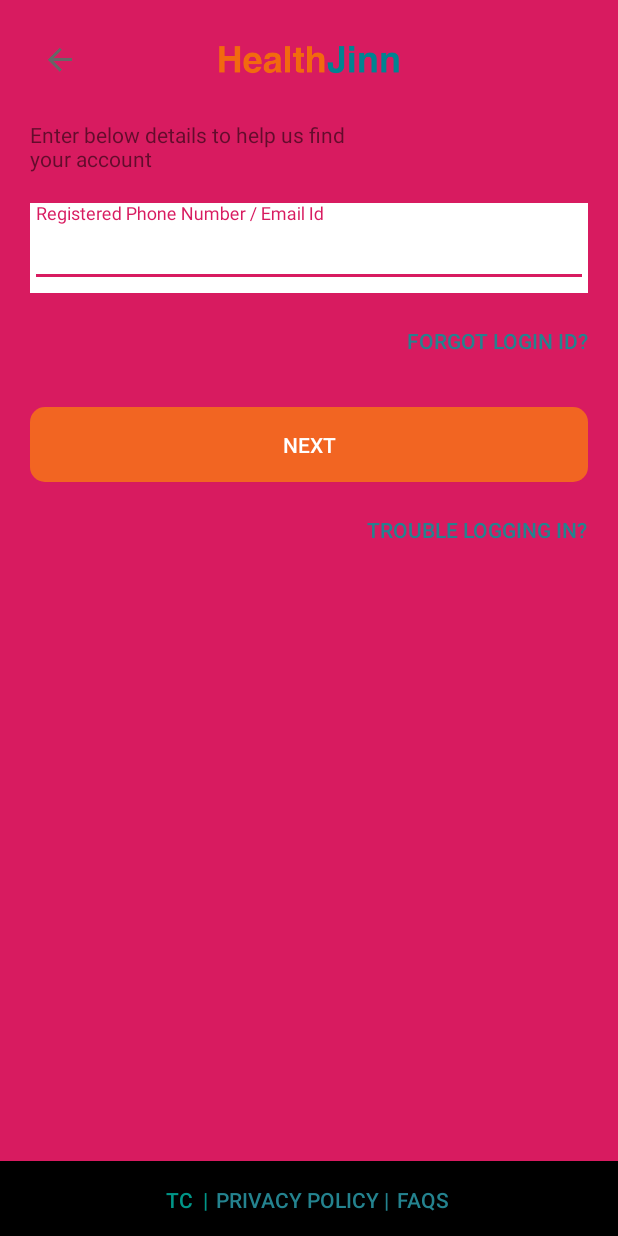
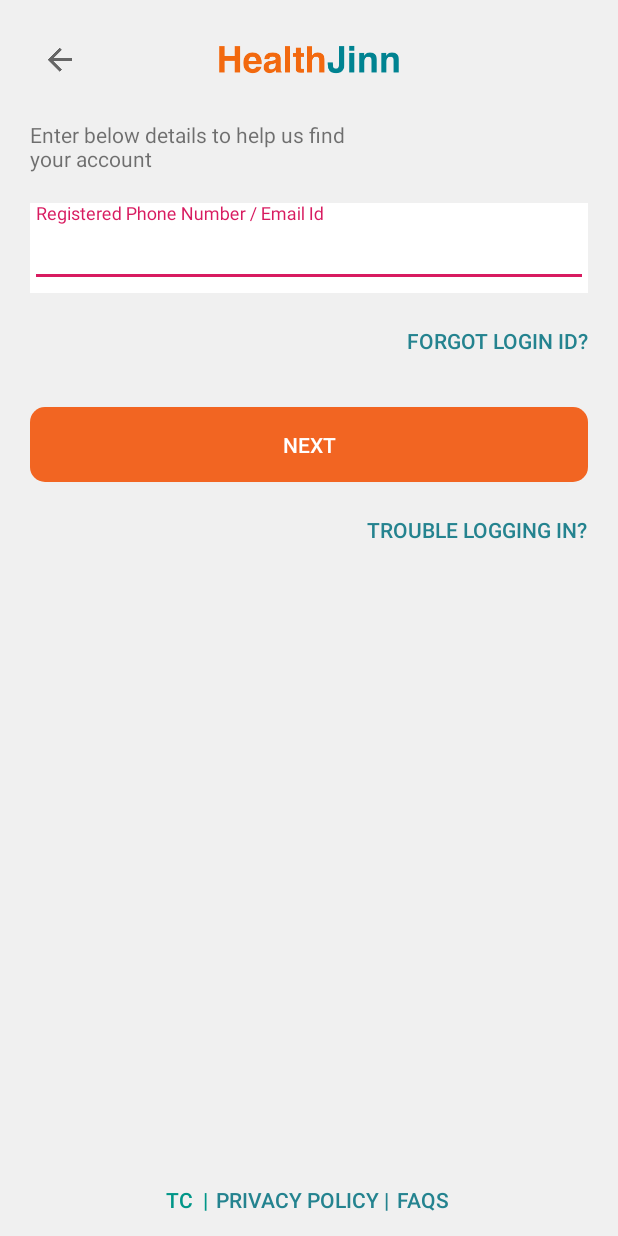
Before and after one commit to puneetKumarIos/AndroidDemo, an Android app: the fragment ForgotPasswordFrg shown on its own in the app's theme, on a phone screen of 412 x 824 dp. Run offline under Robolectric (Android 15) with nearby library versions, the phone set to English and light mode, and no system bars.

Commit message:
did bug solve of tablayout

```diff
--- a/app/src/main/res/layout/fragment_forgot_password.xml
+++ b/app/src/main/res/layout/fragment_forgot_password.xml
@@ -4,18 +4,18 @@
         xmlns:app="http://schemas.android.com/apk/res-auto"
         android:layout_width="match_parent"
         android:layout_height="match_parent"
-        android:background="#000000">
+        android:background="#F0F0F0">
 
     <ScrollView
+            android:id="@+id/forgot_password_scrollview"
             android:layout_width="0dp"
             android:layout_height="0dp"
-            android:background="@color/colorAccent"
-            app:layout_constraintTop_toTopOf="parent"
+            android:layout_marginBottom="50dp"
+            android:background="@android:color/transparent"
+            app:layout_constraintBottom_toBottomOf="parent"
+            app:layout_constraintEnd_toEndOf="parent"
             app:layout_constraintStart_toStartOf="parent"
-            app:layout_constraintEnd_toEndOf="parent"
-            app:layout_constraintBottom_toBottomOf="parent"
-            android:id="@+id/forgot_password_scrollview"
-            android:layout_marginBottom="50dp">
+            app:layout_constraintTop_toTopOf="parent">
 
 
         <android.support.constraint.ConstraintLayout
@@ -23,98 +23,101 @@
                 android:layout_height="match_parent">
 
             <ImageView
+                    android:id="@+id/header_imageView"
                     android:layout_width="wrap_content"
                     android:layout_height="wrap_content"
+                    android:layout_marginTop="30dp"
                     android:src="@drawable/new_login_healthjinn"
-                    android:id="@+id/header_imageView"
+                    app:layout_constraintEnd_toEndOf="parent"
                     app:layout_constraintStart_toStartOf="parent"
-                    app:layout_constraintTop_toTopOf="parent"
-                    android:layout_marginTop="30dp"
-                    app:layout_constraintEnd_toEndOf="parent"
-            />
+                    app:layout_constraintTop_toTopOf="parent" />
+
             <ImageView
+                    android:id="@+id/back_imageview"
                     android:layout_width="40dp"
                     android:layout_height="40dp"
+                    android:layout_marginStart="20dp"
+                    android:layout_marginLeft="20dp"
+                    android:layout_marginTop="20dp"
+                    android:scaleType="center"
                     android:src="@drawable/gray_back"
-                    android:id="@+id/back_imageview"
-                    android:scaleType="center"
                     app:layout_constraintStart_toStartOf="parent"
-                    android:layout_marginLeft="20dp"
-                    android:layout_marginStart="20dp"
-                    android:layout_marginTop="20dp"
-                    app:layout_constraintTop_toTopOf="parent"/>
+                    app:layout_constraintTop_toTopOf="parent" />
+
             <TextView
+                    android:id="@+id/title_textview"
                     android:layout_width="0dp"
                     android:layout_height="wrap_content"
-                    app:layout_constraintStart_toStartOf="parent"
-                    app:layout_constraintEnd_toEndOf="parent"
-                    app:layout_constraintTop_toBottomOf="@id/back_imageview"
-                    android:gravity="start"
                     android:layout_marginLeft="20dp"
                     android:layout_marginTop="20dp"
+                    android:gravity="start"
+                    android:text="Enter below details to help us find \nyour account"
+                    app:layout_constraintEnd_toEndOf="parent"
 
-                    android:text="Enter below details to help us find \nyour account"
-                    android:id="@+id/title_textview"/>
+                    app:layout_constraintStart_toStartOf="parent"
+                    app:layout_constraintTop_toBottomOf="@id/back_imageview" />
+
             <View
+                    android:id="@+id/forgot_password_text_container"
                     android:layout_width="0dp"
                     android:layout_height="60dp"
-                    android:id="@+id/forgot_password_text_container"
+                    android:layout_marginLeft="20dp"
+                    android:layout_marginTop="20dp"
+                    android:layout_marginRight="20dp"
+                    android:background="#FFFFFF"
+                    app:layout_constraintEnd_toEndOf="parent"
                     app:layout_constraintStart_toStartOf="parent"
-                    app:layout_constraintEnd_toEndOf="parent"
-                    app:layout_constraintTop_toBottomOf="@id/title_textview"
-                    android:layout_marginLeft="20dp"
-                    android:layout_marginRight="20dp"
-                    android:layout_marginTop="20dp"
-                    android:background="#FFFFFF"/>
+                    app:layout_constraintTop_toBottomOf="@id/title_textview" />
 
             <android.support.design.widget.TextInputLayout
+                    android:id="@+id/forgot_password_textfield"
                     android:layout_width="0dp"
                     android:layout_height="0dp"
-                    app:layout_constraintStart_toStartOf="@+id/forgot_password_text_container"
-                    app:layout_constraintTop_toTopOf="@+id/forgot_password_text_container"
                     app:layout_constraintBottom_toBottomOf="@+id/forgot_password_text_container"
                     app:layout_constraintEnd_toEndOf="@+id/forgot_password_text_container"
-                    android:id="@+id/forgot_password_textfield">
+                    app:layout_constraintStart_toStartOf="@+id/forgot_password_text_container"
+                    app:layout_constraintTop_toTopOf="@+id/forgot_password_text_container">
 
                 <android.support.design.widget.TextInputEditText
                         android:layout_width="match_parent"
                         android:layout_height="wrap_content"
-                        android:hint="Registered Phone Number / Email Id"/>
+                        android:hint="Registered Phone Number / Email Id" />
             </android.support.design.widget.TextInputLayout>
+
             <Button
-                    android:text="Forgot Login Id?"
+                    android:id="@+id/forgot_login_Id_button"
                     android:layout_width="wrap_content"
                     android:layout_height="wrap_content"
-                    android:id="@+id/forgot_login_Id_button"
+                    android:layout_marginTop="8dp"
+                    android:background="@android:color/transparent"
+                    android:text="Forgot Login Id?"
+                    android:textColor="#24838F"
                     app:layout_constraintEnd_toEndOf="@+id/forgot_password_textfield"
-                    android:layout_marginTop="8dp"
-                    app:layout_constraintTop_toBottomOf="@+id/forgot_password_textfield"
-                    android:background="@android:color/transparent"
-                    android:textColor="#24838F"/>
+                    app:layout_constraintTop_toBottomOf="@+id/forgot_password_textfield" />
 
             <Button
-                    android:text="NEXT"
+                    android:id="@+id/next"
                     android:layout_width="0dp"
                     android:layout_height="50dp"
-                    android:id="@+id/next"
+                    android:layout_marginTop="20dp"
+                    android:background="@drawable/login_rounded_layer"
+                    android:text="NEXT"
+                    android:textColor="#FFFFFF"
+                    android:textColorHint="#FFFFFF"
+                    app:layout_constraintEnd_toEndOf="@+id/forgot_password_text_container"
                     app:layout_constraintStart_toStartOf="@+id/forgot_password_text_container"
-                    app:layout_constraintEnd_toEndOf="@+id/forgot_password_text_container"
-                    app:layout_constraintTop_toBottomOf="@+id/forgot_login_Id_button"
-                    android:layout_marginTop="20dp"
-                    android:textColor="#FFFFFF"
-                    android:background="@drawable/login_rounded_layer"
-                    android:textColorHint="#FFFFFF"/>
+                    app:layout_constraintTop_toBottomOf="@+id/forgot_login_Id_button" />
 
             <Button
-                    android:text="Trouble logging in?"
+                    android:id="@+id/Trouble_logging_in_button"
                     android:layout_width="wrap_content"
                     android:layout_height="wrap_content"
-                    android:id="@+id/Trouble_logging_in_button"
-                    app:layout_constraintEnd_toEndOf="@+id/next"
-                    app:layout_constraintTop_toBottomOf="@+id/next"
                     android:layout_marginTop="8dp"
                     android:background="@android:color/transparent"
-                    android:textColor="#24838F"/>
+                    android:text="Trouble logging in?"
+                    android:textColor="#24838F"
+                    app:layout_constraintEnd_toEndOf="@+id/next"
+                    app:layout_constraintTop_toBottomOf="@+id/next" />
 
 
         </android.support.constraint.ConstraintLayout>
--- a/app/src/main/res/layout/fragment_home_screen.xml
+++ b/app/src/main/res/layout/fragment_home_screen.xml
@@ -1,7 +1,6 @@
 <?xml version="1.0" encoding="utf-8"?>
 <android.support.constraint.ConstraintLayout
         xmlns:android="http://schemas.android.com/apk/res/android"
-        xmlns:tools="http://schemas.android.com/tools"
         xmlns:app="http://schemas.android.com/apk/res-auto"
         android:id="@+id/home_container"
         android:layout_width="match_parent"
```
Also changed, not shown: app/src/main/java/com/example/constraintslayout/MainActivity.kt (+20 -4 lines), app/src/main/java/com/example/constraintslayout/OnboardScreenFragment.kt (+11 -3 lines), app/src/main/java/com/example/constraintslayout/RegistrationFragment.kt (+12 -7 lines).
